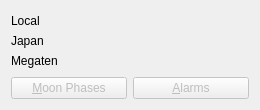
The window that client/ui/Clock.ui (erikku/frosty) describes before a commit, drawn with Qt 5.
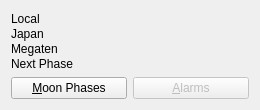
The same window after the commit.

Commit message: Added moon phases window to the clock.

Diff of the .ui file:
```diff
--- a/client/ui/Clock.ui
+++ b/client/ui/Clock.ui
@@ -85,6 +85,16 @@
        </property>
       </widget>
      </item>
+     <item row="3" column="0">
+      <widget class="QLabel" name="nextPhaseLabel">
+       <property name="text">
+        <string>Next Phase</string>
+       </property>
+      </widget>
+     </item>
+     <item row="3" column="1">
+      <widget class="QLabel" name="nextPhase"/>
+     </item>
     </layout>
    </item>
    <item>
@@ -92,7 +102,7 @@
      <item>
       <widget class="QPushButton" name="moonPhasesButton">
        <property name="enabled">
-        <bool>false</bool>
+        <bool>true</bool>
        </property>
        <property name="text">
         <string>&amp;Moon Phases</string>
```
The commit also changes 5 other files.
